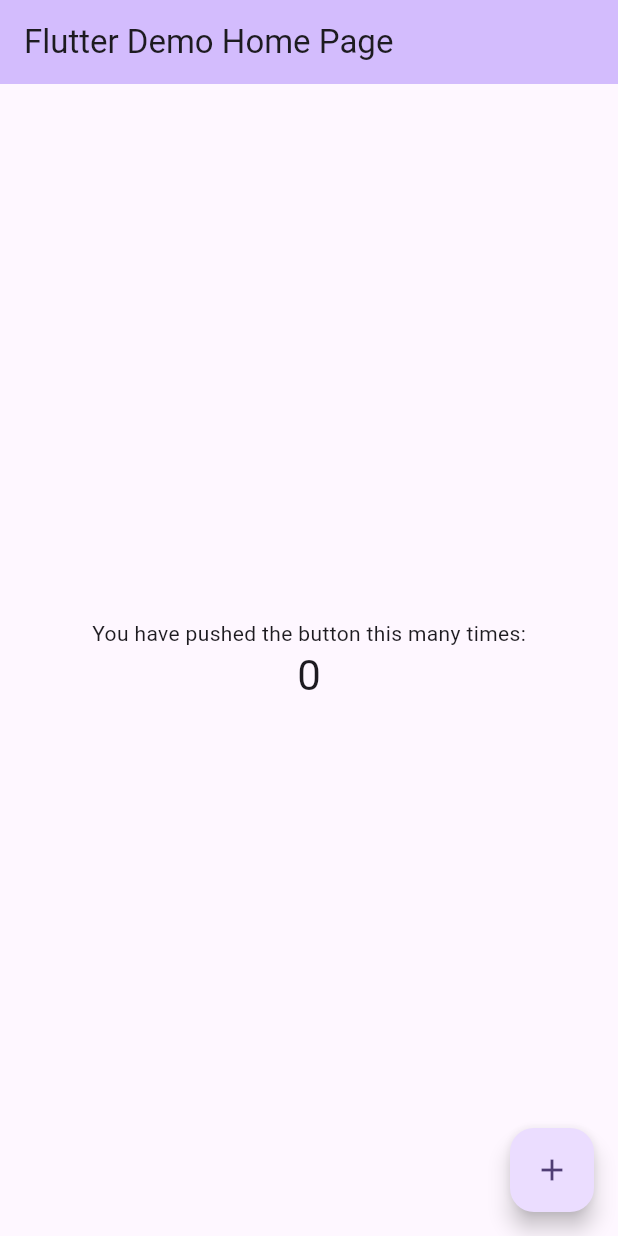
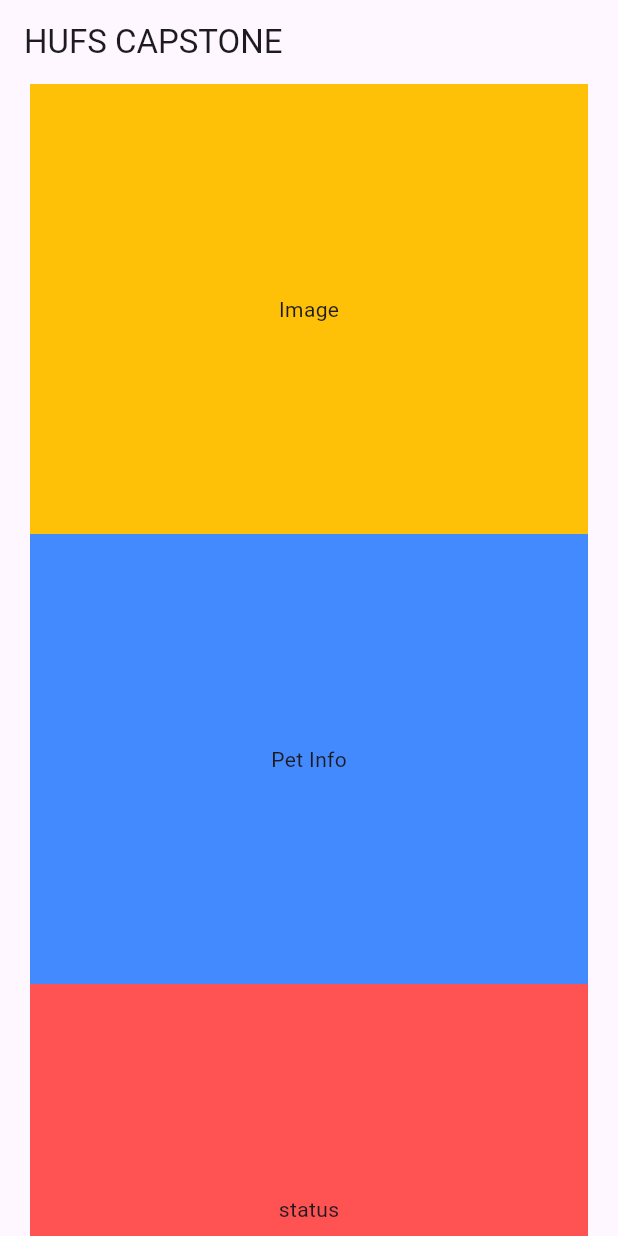
Before and after one commit to GyuhaWang/HUFSCapstone, a Flutter app: the screen it shows after launch, on a phone screen of 412 x 824 dp. Run offline on Flutter 3.47's test engine with Material 2 defaults, Android fonts, the phone set to English and light mode, and no system bars.

Commit message:
basic layout

```diff
--- a/hufs_capstone/lib/main.dart
+++ b/hufs_capstone/lib/main.dart
@@ -1,4 +1,5 @@
 import 'package:flutter/material.dart';
+import 'package:hufs_capstone/main_page.dart';
 
 void main() {
   runApp(const MyApp());
@@ -31,8 +32,7 @@ class MyApp extends StatelessWidget {
           colorScheme: ColorScheme.fromSeed(seedColor: Colors.deepPurple),
           useMaterial3: true,
         ),
-      home: const MyHomePage(title: 'Flutter Demo Home Page'),
-    );
+        home: MainPage());
   }
 }
 
--- /dev/null
+++ b/hufs_capstone/lib/main_page.dart
@@ -0,0 +1,57 @@
+import 'package:flutter/material.dart';
+
+class MainPage extends StatelessWidget {
+  MainPage({super.key});
+  double pageHorizontalPadding = 20;
+  @override
+  Widget build(BuildContext context) {
+    return Scaffold(
+      appBar: AppBar(title: Text("HUFS CAPSTONE")),
+      body: SizedBox(
+          width: double.infinity,
+          height: double.infinity,
+          child: Padding(
+            padding: EdgeInsets.symmetric(horizontal: pageHorizontalPadding),
+            child: SingleChildScrollView(
+              scrollDirection: Axis.vertical,
+              child: Column(
+                children: [ImageWidget(), petInfo(), status()],
+              ),
+            ),
+          )),
+    );
+  }
+
+  Widget ImageWidget() {
+    return Container(
+      color: Colors.amber,
+      width: double.infinity,
+      height: 300,
+      child: Center(
+        child: Text('Image'),
+      ),
+    );
+  }
+
+  Widget petInfo() {
+    return Container(
+      color: Colors.blueAccent,
+      width: double.infinity,
+      height: 300,
+      child: Center(
+        child: Text('Pet Info'),
+      ),
+    );
+  }
+
+  Widget status() {
+    return Container(
+      color: Colors.redAccent,
+      width: double.infinity,
+      height: 300,
+      child: Center(
+        child: Text('status'),
+      ),
+    );
+  }
+}
```
Lines whose indentation alone changed are shown as unchanged.
